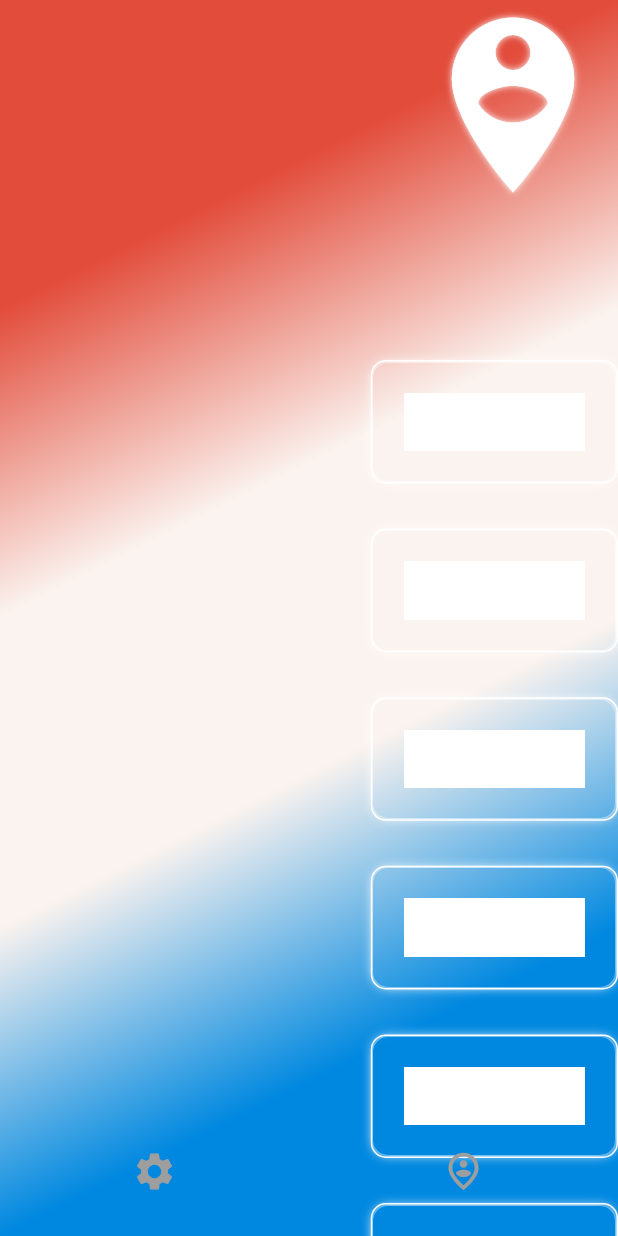
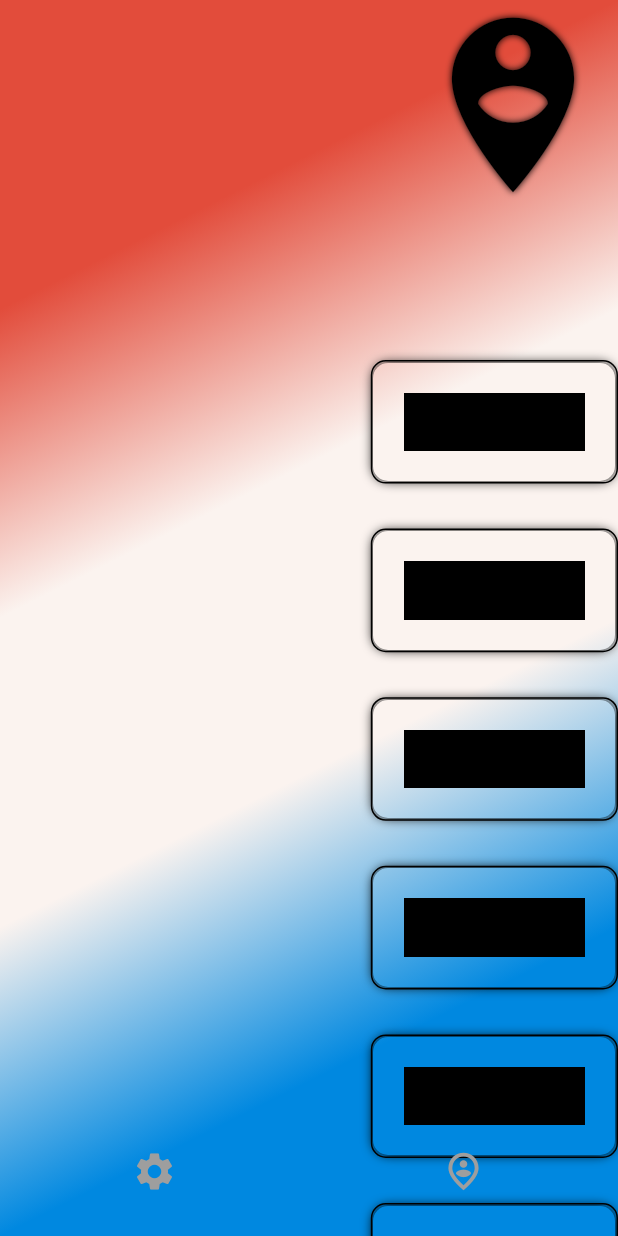
Before and after one commit to yeferson12/appPeluqueria, a Flutter app: the BackGroud screen opened directly, after a tap on the "settings" icon, after a tap on the "person pin circle" icon, on a phone screen of 412 x 824 dp. Run offline on Flutter 3.47's test engine with Material 2 defaults, Android fonts, the phone set to English and light mode, and no system bars; our stand-ins replace animate_do, bloc, card_swiper, dio, equatable, flutter_bloc and 5 more; missing offline and left inert: google_polyline_algorithm.

Commit message:
arreglo del pelo de la app

```diff
--- /dev/null
+++ b/lib/config/theme/colors_theme.dart
@@ -0,0 +1,5 @@
+
+
+import 'package:flutter/material.dart';
+
+const Color colorBlack = Colors.black;
--- a/lib/config/theme/themes.dart
+++ b/lib/config/theme/themes.dart
@@ -1 +1,2 @@
 export './map_theme.dart';
+export './colors_theme.dart';
--- a/lib/presentation/views/tabs/tab_configuration_view.dart
+++ b/lib/presentation/views/tabs/tab_configuration_view.dart
@@ -2,6 +2,7 @@
 import 'package:animate_do/animate_do.dart';
 import 'package:flutter/material.dart';
 
+import '../../../config/theme/themes.dart';
 import '../../widgets/widgets.dart';
 
 class TabConfigurationView extends StatelessWidget {
@@ -63,10 +64,10 @@ class _IconConfiguration extends StatelessWidget {
         alignment: Alignment.centerLeft,
         child: const Icon(Icons.settings_outlined,
             size: 140,
-            color: Colors.white,
+            color: colorBlack,
             shadows: <BoxShadow>[
               BoxShadow(
-                  color: Colors.white,
+                  color: colorBlack,
                   blurRadius: 6,
                   spreadRadius: -2,
                   blurStyle: BlurStyle.outer)
@@ -139,20 +140,20 @@ class _BoxInfoDrawer extends StatelessWidget {
               color: Colors.transparent,
               boxShadow: const <BoxShadow>[
                 BoxShadow(
-                    color: Colors.white,
+                    color: colorBlack,
                     blurRadius: 6,
                     spreadRadius: -2,
                     blurStyle: BlurStyle.outer)
               ],
               borderRadius: BorderRadius.circular(10),
               border: Border.all(
-                color: Colors.white,
+                color: colorBlack,
                 width: 1,
               )),
           padding: const EdgeInsets.all(8.0),
           child: Text(
             tuLista[index],
-            style: const TextStyle(color: Colors.white),
+            style: const TextStyle(color: colorBlack),
           )),
     );
   }
--- a/lib/presentation/views/tabs/tab_perfil_view.dart
+++ b/lib/presentation/views/tabs/tab_perfil_view.dart
@@ -1,5 +1,7 @@
 import 'package:animate_do/animate_do.dart';
 import 'package:flutter/material.dart';
+
+import '../../../config/theme/themes.dart';
 
 
 class TabPerfilView extends StatelessWidget {
@@ -53,10 +55,10 @@ class _IconConfiguration extends StatelessWidget {
         alignment: Alignment.centerRight,
         child: const Icon(Icons.person_pin_circle,
             size: 140,
-            color: Colors.white,
+            color: colorBlack,
             shadows: <BoxShadow>[
               BoxShadow(
-                  color: Colors.white,
+                  color: colorBlack,
                   blurRadius: 6,
                   spreadRadius: -2,
                   blurStyle: BlurStyle.outer)
@@ -93,20 +95,20 @@ class _BoxInfoDrawer extends StatelessWidget {
                 color: Colors.transparent,
                 boxShadow: const <BoxShadow>[
                   BoxShadow(
-                      color: Colors.white,
+                      color: colorBlack,
                       blurRadius: 6,
                       spreadRadius: -2,
                       blurStyle: BlurStyle.outer)
                 ],
                 borderRadius: BorderRadius.circular(10),
                 border: Border.all(
-                  color: Colors.white,
+                  color: colorBlack,
                   width: 1,
                 )),
             padding: const EdgeInsets.all(8.0),
             child: Text(
               tuLista[index],
-              style: const TextStyle(color: Colors.white),
+              style: const TextStyle(color: colorBlack),
             )),
       ),
     );
--- a/lib/presentation/widgets/btn/btn_float_widget.dart
+++ b/lib/presentation/widgets/btn/btn_float_widget.dart
@@ -37,7 +37,7 @@ class BtnFloatWidget extends StatelessWidget {
                         mapDrawer.add(OnMapTabEvent());
                       });
 
-                  }  else if( stateDrawer.isTab == -1 &&  !stateMap.infoMarkerBarbe ) {
+                  }  else if( stateDrawer.isTab == -1  ) {
 
                     return IconButton(
                       icon: const Icon(
@@ -61,7 +61,6 @@ class BtnFloatWidget extends StatelessWidget {
                         size: 30.0,
                       ),
                       onPressed: () {
-                        // mapBloc.add(OnCloseInfoMarkerBarberEvent());
                         infoBarber.add(OnBackInfoBarberEvent());
                         mapBloc.add(OnCloseInfoMarkerBarberEvent());
                         mapBloc.add(OnClearPolylinesEvent());
--- a/lib/presentation/widgets/lines/lines_count_trhee_widget.dart
+++ b/lib/presentation/widgets/lines/lines_count_trhee_widget.dart
@@ -1,5 +1,7 @@
 import 'package:animate_do/animate_do.dart';
 import 'package:flutter/material.dart';
+
+import '../../../config/theme/themes.dart';
 
 class LineasCountThreeWidget extends StatelessWidget {
   final double width;
@@ -24,11 +26,11 @@ class LineasCountThreeWidget extends StatelessWidget {
           child: Container(
             width: width,
             height: 2,
-            decoration: BoxDecoration(
-              color: Colors.grey[200],
-              boxShadow: const <BoxShadow>[
+            decoration: const BoxDecoration(
+              color: colorBlack,
+              boxShadow: <BoxShadow>[
                 BoxShadow(
-                  color: Colors.white,
+                  color: colorBlack,
                   blurRadius: 10,
                   spreadRadius: -2,
                 )
@@ -47,11 +49,11 @@ class LineasCountThreeWidget extends StatelessWidget {
               child: Container(
                 width: width,
                 height: 2,
-                decoration: BoxDecoration(
-                  color: Colors.grey[200],
-                  boxShadow: const <BoxShadow>[
+                decoration: const BoxDecoration(
+                  color: colorBlack,
+                  boxShadow: <BoxShadow>[
                     BoxShadow(
-                      color: Colors.white,
+                      color: colorBlack,
                       blurRadius: 10,
                       spreadRadius: -2,
                     )
@@ -66,11 +68,11 @@ class LineasCountThreeWidget extends StatelessWidget {
               child: Container(
                 width: 2,
                 height: height,
-                decoration: BoxDecoration(
-                  color: Colors.grey[200],
-                  boxShadow: const <BoxShadow>[
+                decoration: const BoxDecoration(
+                  color: colorBlack,
+                  boxShadow: <BoxShadow>[
                     BoxShadow(
-                      color: Colors.white,
+                      color: colorBlack,
                       blurRadius: 10,
                       spreadRadius: -2,
                     )
--- a/lib/presentation/widgets/lines/lines_count_two_widget.dart
+++ b/lib/presentation/widgets/lines/lines_count_two_widget.dart
@@ -1,5 +1,7 @@
 import 'package:animate_do/animate_do.dart';
 import 'package:flutter/material.dart';
+
+import '../../../config/theme/themes.dart';
 
 class LineasCountTwoWidget extends StatelessWidget {
   final double width;
@@ -26,11 +28,11 @@ class LineasCountTwoWidget extends StatelessWidget {
           child: Container(
             width: width,
             height: 2,
-            decoration: BoxDecoration(
-              color: Colors.grey[200],
-              boxShadow: const <BoxShadow>[
+            decoration: const BoxDecoration(
+              color: colorBlack,
+              boxShadow: <BoxShadow>[
                 BoxShadow(
-                  color: Colors.white,
+                  color: colorBlack,
                   blurRadius: 10,
                   spreadRadius: -2,
                 )
@@ -45,11 +47,11 @@ class LineasCountTwoWidget extends StatelessWidget {
           child: Container(
             width: 2,
             height: height,
-            decoration: BoxDecoration(
-              color: Colors.grey[200],
-              boxShadow: const <BoxShadow>[
+            decoration: const BoxDecoration(
+              color: colorBlack,
+              boxShadow: <BoxShadow>[
                 BoxShadow(
-                  color: Colors.white,
+                  color: colorBlack,
                   blurRadius: 10,
                   spreadRadius: -2,
                 )
```
Also changed, not shown: lib/presentation/widgets/header/header_widget.dart (+113 -19 lines).
